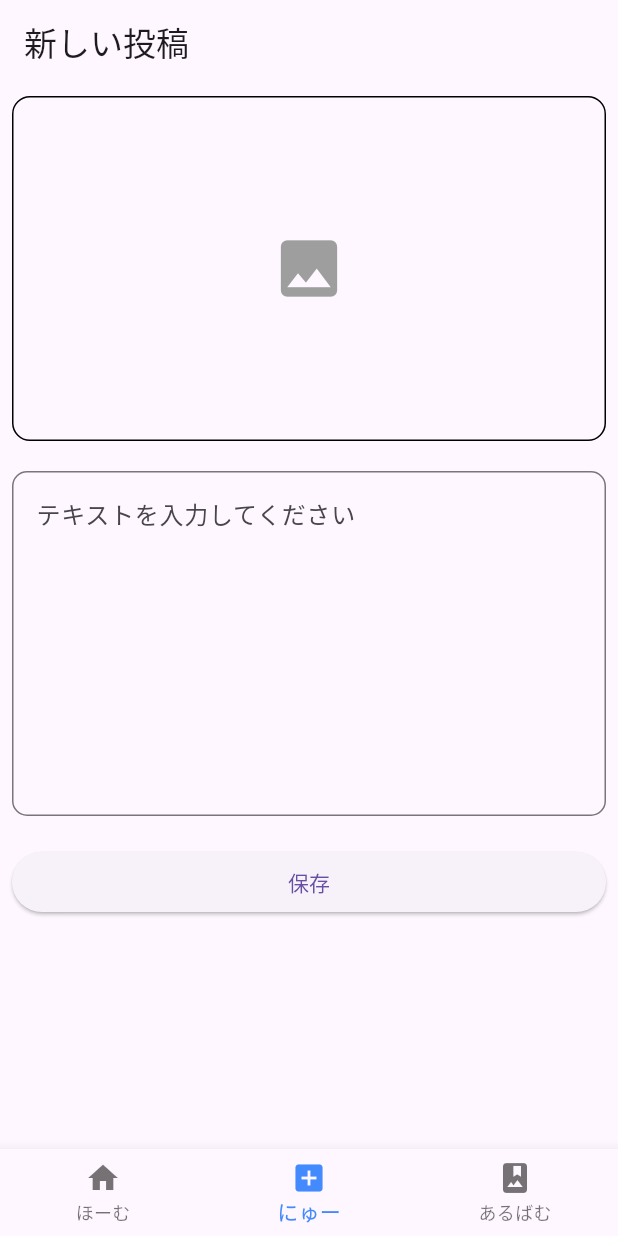
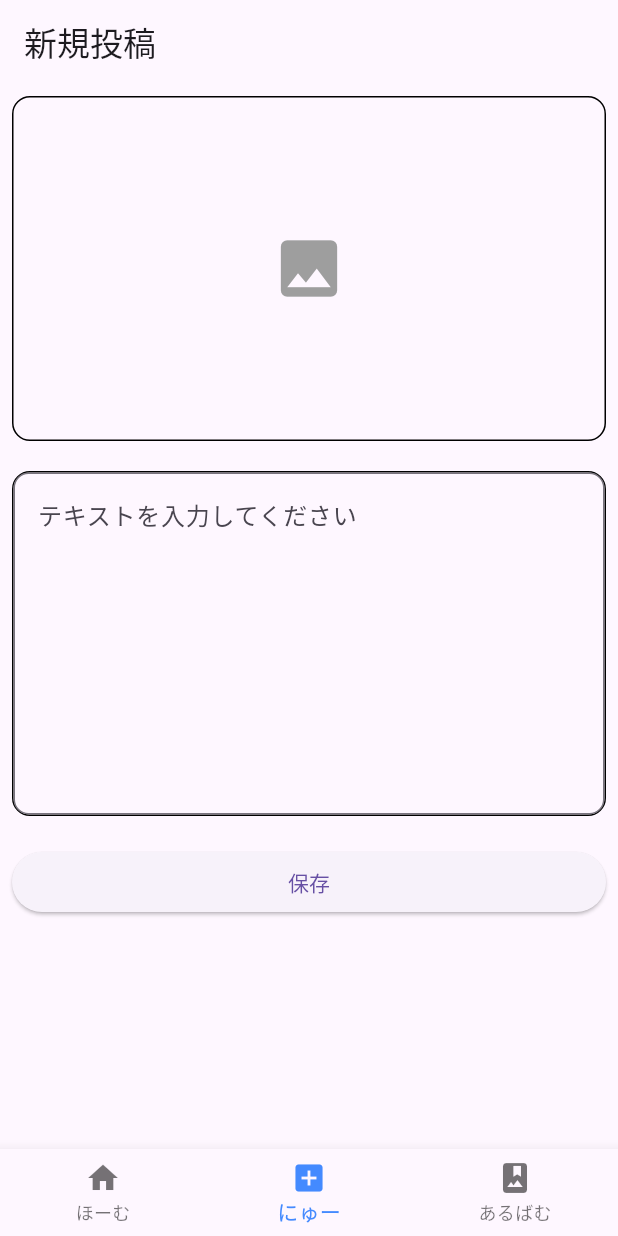
Before and after one commit to I-Shizu/fight_memory, a Flutter app: the screen it shows after launch, item 2 of the bottom bar chosen, after a tap on the "image" icon, on a phone screen of 412 x 824 dp. Run offline on Flutter 3.47's test engine with Material 3 defaults, Android fonts, the phone set to English and light mode, and no system bars; our stand-ins replace flutter_riverpod, freezed_annotation, google_fonts, image_picker, permission_handler, sqflite and 1 more; accounts and stored records are empty.

Commit message:
投稿追加ページの修正

```diff
--- a/lib/Ui/Pages/add_post_page.dart
+++ b/lib/Ui/Pages/add_post_page.dart
@@ -28,7 +28,9 @@ class AddPostPage extends ConsumerWidget {
     final permissionGranted = ref.watch(permissionGrantedProvider);
 
     return Scaffold(
-      appBar: AppBar(title: const Text('新しい投稿')),
+      appBar: AppBar(
+        title: const Text('新規投稿')
+      ),
       body: Padding(
         padding: const EdgeInsets.all(8.0),
         child: SingleChildScrollView(
@@ -60,7 +62,7 @@ class AddPostPage extends ConsumerWidget {
                       )
                     );
                   }
-                  if (ref.read(permissionGrantedProvider)) {
+                  if (permissionGranted) {
                     await _pickImage(ref);
                   }
                   FocusScope.of(context).unfocus();
@@ -83,6 +85,10 @@ class AddPostPage extends ConsumerWidget {
               Container(
                 width: double.infinity,
                 height: 230,
+                decoration: BoxDecoration(
+                  border: Border.all(color: Colors.black),
+                  borderRadius: BorderRadius.circular(12),
+                ),
                 child: TextField(
                   onChanged: (value) => ref.read(postTextProvider.notifier).state = value,
                   decoration: const InputDecoration(
@@ -106,20 +112,25 @@ class AddPostPage extends ConsumerWidget {
                         duration: Duration(seconds: 2),
                       ),
                     );
-                  } else if (postImage == null) {
+                  }
+                  if (postImage == null) {
                     ScaffoldMessenger.of(context).showSnackBar(
                       const SnackBar(
                         content: Text('エラー：画像を選択してください'),
                         duration: Duration(seconds: 2),
                       ),
                     );
-                  } else {
+                  }
+                  else {
                     // テキストと画像をPostRepositoryに渡して保存処理を実行
                     await ref.read(postProvider.notifier).addPost(postText, postImage);
+
                     // 画像をnullに設定
                     ref.read(postImageFileProvider.notifier).state = null;
+
                     // BottomNavigationBarをHomePageに設定
                     ref.read(currentPageIndexProvider.notifier).state = 0;
+
                     // 現在のページを閉じる
                     Navigator.pushReplacement(
                       context,
```
